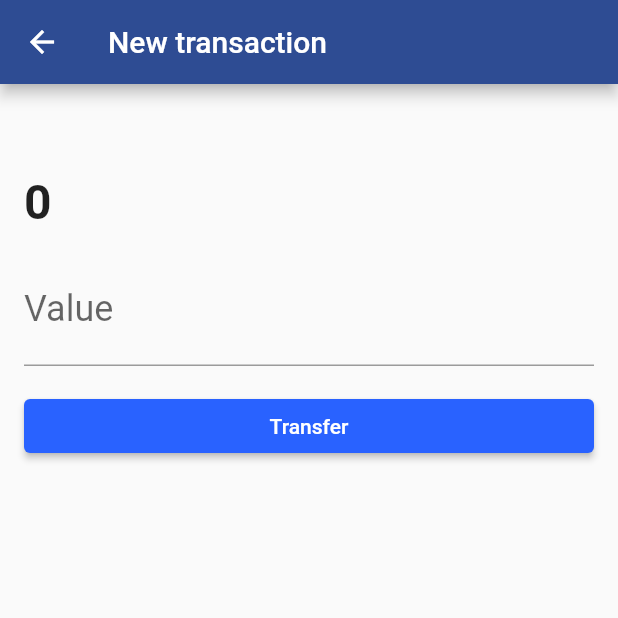
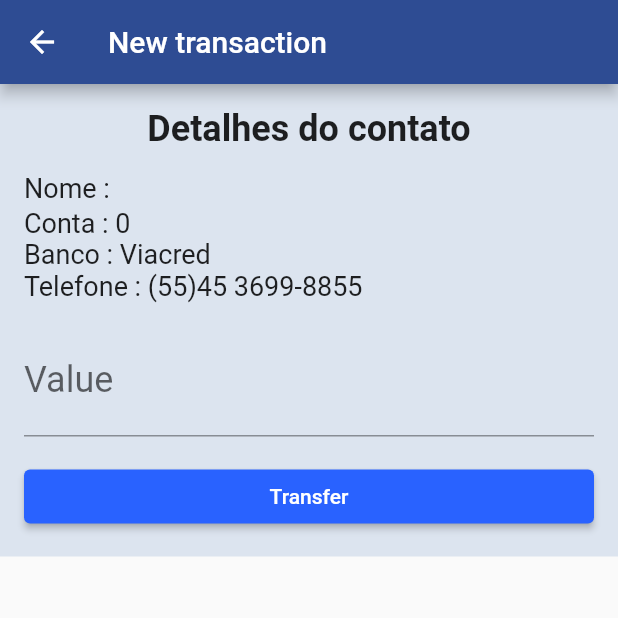
Before and after one commit to RuanHidenM/Aquivos-flutter, a Flutter app: the _BasicForm screen opened directly with empty values, on a phone screen of 412 x 824 dp, the top half of it. Run offline on Flutter 3.47's test engine with Material 2 defaults, Android fonts, the phone set to English and light mode, and no system bars; our stand-ins replace flutter_bloc, localstorage, sqflite; missing offline and left inert: http_interceptor; accounts and stored records are empty; statements that could not run were skipped.

Commit message:
Bytabank azul, com o stylo alterado.

```diff
--- a/lib/screens/contacts_list.dart
+++ b/lib/screens/contacts_list.dart
@@ -127,8 +127,13 @@ class _ContectItem extends StatelessWidget {
   @override
   Widget build(BuildContext context) {
     return Card(
+      color: Color.fromRGBO(220, 228, 239, 1),
       child: ListTile(
         onTap: () => onClick(),
+        leading: Icon(
+          Icons.people_outline,
+          color: Color.fromRGBO(25, 39, 58, 1),
+        ),
         title: Text(
           contact.name,
           style: TextStyle(fontSize: 26.0),
--- a/lib/screens/transaction_form.dart
+++ b/lib/screens/transaction_form.dart
@@ -149,26 +149,76 @@ class _BasicForm extends StatelessWidget {
       appBar: AppBar(
         title: Text('New transaction'),
       ),
-      body: SingleChildScrollView(
+      body: Container(
+        color: Color.fromRGBO(220, 228, 239, 1),
+        child: SingleChildScrollView(
           child: Padding(
             padding: const EdgeInsets.all(16.0),
+            child: Container(
+              //color: Colors.grey,
               child: Column(
                 crossAxisAlignment: CrossAxisAlignment.start,
                 children: <Widget>[
-              Text(
-                _contact.name,
+                  Container(
+                    ///color: Colors.orangeAccent,
+                    width: 400,
+
+                    child: Align(
+                      alignment: Alignment.topLeft,
+                      child: Column(children: <Widget>[
+                        Padding(
+                          padding: const EdgeInsets.only(bottom: 15.0),
+                          child: Align(
+                            alignment: Alignment.center,
+                            child: Text(
+                              'Detalhes do contato',
                               style: TextStyle(
                                 fontSize: 24.0,
+                                fontWeight: FontWeight.bold,
+                              ),
+                            ),
+                          ),
+                        ),
+                        Align(
+                          alignment: Alignment.topLeft,
+                          child: Text(
+                            'Nome : ' + _contact.name,
+                            style: TextStyle(
+                              fontSize: 18.0,
+                            ),
                           ),
                         ),
                         Padding(
-                padding: const EdgeInsets.only(top: 16.0),
+                          padding: const EdgeInsets.only(top: 2.0),
+                          child: Align(
+                            alignment: Alignment.topLeft,
                             child: Text(
-                  _contact.accountNumber.toString(),
+                              'Conta : ' + _contact.accountNumber.toString(),
                               style: TextStyle(
-                    fontSize: 32.0,
-                    fontWeight: FontWeight.bold,
+                                fontSize: 18.0,
                               ),
+                            ),
+                          ),
+                        ),
+                        Align(
+                          alignment: Alignment.topLeft,
+                          child: Text(
+                            'Banco : Viacred',
+                            style: TextStyle(
+                              fontSize: 18.0,
+                            ),
+                          ),
+                        ),
+                        Align(
+                          alignment: Alignment.topLeft,
+                          child: Text(
+                            'Telefone : (55)45 3699-8855',
+                            style: TextStyle(
+                              fontSize: 18.0,
+                            ),
+                          ),
+                        ),
+                      ]),
                     ),
                   ),
                   Padding(
@@ -177,7 +227,8 @@ class _BasicForm extends StatelessWidget {
                       controller: _valueController,
                       style: TextStyle(fontSize: 24.0),
                       decoration: InputDecoration(labelText: 'Value'),
-                  keyboardType: TextInputType.numberWithOptions(decimal: true),
+                      keyboardType:
+                          TextInputType.numberWithOptions(decimal: true),
                     ),
                   ),
                   Padding(
@@ -200,9 +251,10 @@ class _BasicForm extends StatelessWidget {
                                 return TransactionAuthDialog(
                                   onConfirm: (String password) {
                                     //TODO: executar o envio !
-                                BlocProvider.of<TransactionFormCubit>(context)
-                                    .save(
-                                        transactionCreated, password, context);
+                                    BlocProvider.of<TransactionFormCubit>(
+                                            context)
+                                        .save(transactionCreated, password,
+                                            context);
                                   },
                                 );
                               });
@@ -214,6 +266,8 @@ class _BasicForm extends StatelessWidget {
               ),
             ),
           ),
+        ),
+      ),
     );
   }
 }
--- a/pubspec.yaml
+++ b/pubspec.yaml
@@ -29,6 +29,7 @@ dependencies:
   http_interceptor:
   uuid:
   flutter_bloc: ^6.0.0
+  localstorage: ^3.0.0
 
 
   # The following adds the Cupertino Icons font to your application.
```
Also changed, not shown: lib/components/localization.dart (+86 -24 lines), lib/components/progress.dart (+9 -1 lines), lib/http/webclients/i18n_webclient.dart (added, +17 -0 lines), lib/screens/dashboard.dart (+32 -14 lines), lib/screens/transactions_list.dart (+4 -3 lines), pubspec.lock. Lines whose indentation alone changed are shown as unchanged.
